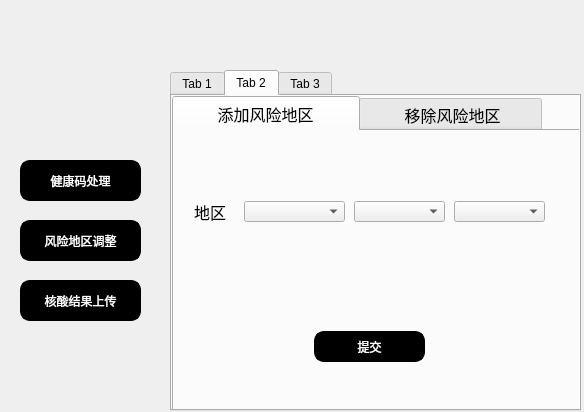
Before: the Qt Designer form manager.ui in sukiiiKotori/pymysql, drawn with Qt 5.
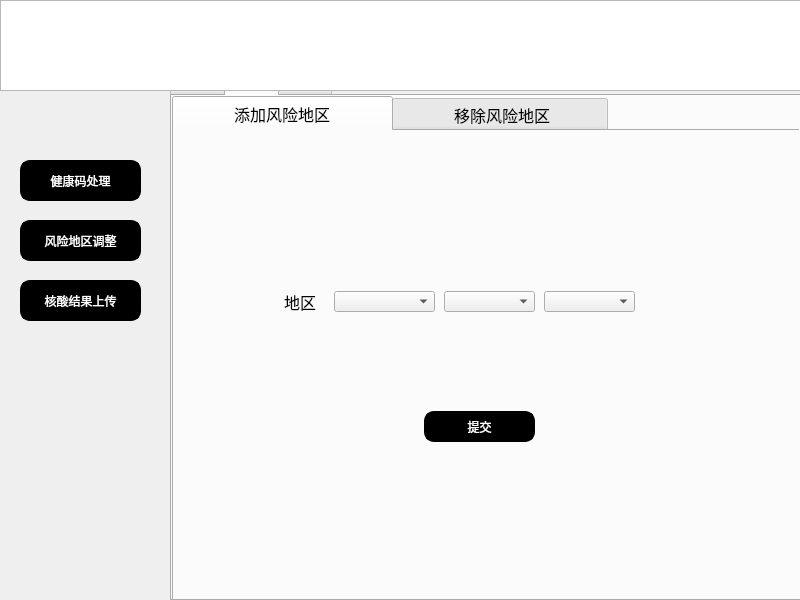
After: the same form once the commit is applied. The open tabs and pages were chosen to show the change.

```diff
--- a/manager.ui
+++ b/manager.ui
@@ -6,8 +6,8 @@
    <rect>
     <x>0</x>
     <y>0</y>
-    <width>584</width>
-    <height>412</height>
+    <width>800</width>
+    <height>600</height>
    </rect>
   </property>
   <property name="windowTitle">
@@ -18,8 +18,8 @@
     <rect>
      <x>170</x>
      <y>70</y>
-     <width>411</width>
-     <height>341</height>
+     <width>631</width>
+     <height>531</height>
     </rect>
    </property>
    <property name="currentIndex">
@@ -39,8 +39,8 @@
       <rect>
        <x>0</x>
        <y>0</y>
-       <width>411</width>
-       <height>321</height>
+       <width>641</width>
+       <height>511</height>
       </rect>
      </property>
      <property name="font">
@@ -54,13 +54,13 @@
      </property>
      <widget class="QWidget" name="tab_4">
       <attribute name="title">
-       <string>        添加风险地区        </string>
+       <string>            添加风险地区            </string>
       </attribute>
       <widget class="QLabel" name="label_3">
        <property name="geometry">
         <rect>
-         <x>20</x>
-         <y>60</y>
+         <x>110</x>
+         <y>150</y>
          <width>61</width>
          <height>41</height>
         </rect>
@@ -78,8 +78,8 @@
       <widget class="QPushButton" name="button4">
        <property name="geometry">
         <rect>
-         <x>140</x>
-         <y>200</y>
+         <x>250</x>
+         <y>280</y>
          <width>111</width>
          <height>31</height>
         </rect>
@@ -111,8 +111,8 @@
       <widget class="QComboBox" name="comboBox_ct1">
        <property name="geometry">
         <rect>
-         <x>280</x>
-         <y>70</y>
+         <x>370</x>
+         <y>160</y>
          <width>91</width>
          <height>21</height>
         </rect>
@@ -121,8 +121,8 @@
       <widget class="QComboBox" name="comboBox_p1">
        <property name="geometry">
         <rect>
-         <x>70</x>
-         <y>70</y>
+         <x>160</x>
+         <y>160</y>
          <width>101</width>
          <height>21</height>
         </rect>
@@ -131,8 +131,8 @@
       <widget class="QComboBox" name="comboBox_c1">
        <property name="geometry">
         <rect>
-         <x>180</x>
-         <y>70</y>
+         <x>270</x>
+         <y>160</y>
          <width>91</width>
          <height>21</height>
         </rect>
@@ -141,7 +141,7 @@
      </widget>
      <widget class="QWidget" name="tab_5">
       <attribute name="title">
-       <string>        移除风险地区       </string>
+       <string>            移除风险地区           </string>
       </attribute>
       <widget class="QLabel" name="label_4">
        <property name="geometry">
@@ -449,6 +449,16 @@
     <string>核酸结果上传</string>
    </property>
   </widget>
+  <widget class="QTextBrowser" name="textBrowser">
+   <property name="geometry">
+    <rect>
+     <x>0</x>
+     <y>0</y>
+     <width>811</width>
+     <height>91</height>
+    </rect>
+   </property>
+  </widget>
  </widget>
  <resources/>
  <connections/>
```
Left out of the diff: 62 changed lines with no effect on the pictures.
